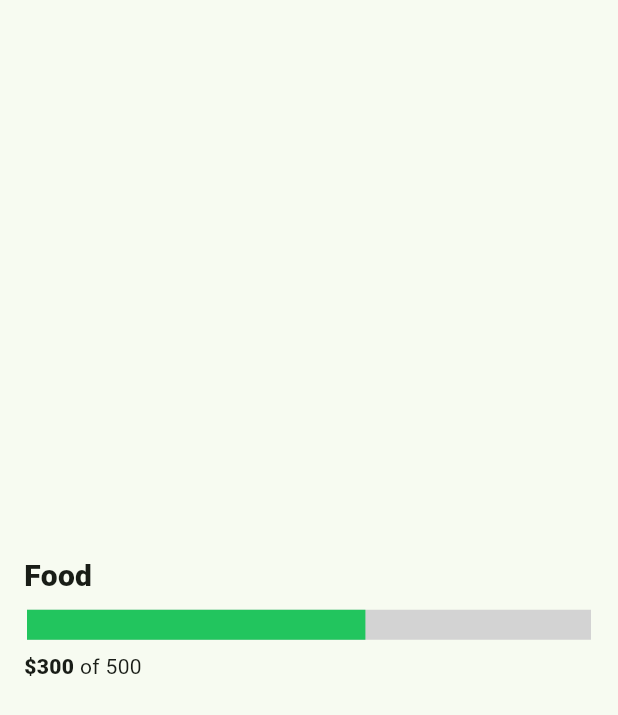
After one commit to WSU-4110/budgie, a Flutter app: the HorProgressBar screen opened directly, on a phone screen of 412 x 824 dp. The commit adds this screen. Shown: the top 715 px of the screen. Run offline on Flutter 3.47's test engine with Material 2 defaults, Android fonts, the phone set to English and light mode, and no system bars; drawn by our look-alikes of percent_indicator.

Commit message:
Horizontal progress bar implimentation (#25)
* Added horizontal progress bar to track categories of budget

* Attempting to add text above bar

* Added category title and budget amount (template)

* Made progress bar and text dynamic

* Fixed several formatting elements to make it look closer to the product design

* Minor changes

* Made the progress amount bold, matching parity of figma design

* Finished progress bar implimentation

* Fixed the dependencies

```diff
--- /dev/null
+++ b/lib/budgetCategoryPrice.dart
@@ -0,0 +1,6 @@
+import 'package:flutter/material.dart';
+
+class BudgetCategoryPrice {
+  int currentCategoryPrice = 0;
+  int totalCategoryPrice = 0;
+}
--- /dev/null
+++ b/lib/horProgressBar.dart
@@ -0,0 +1,66 @@
+import 'package:flutter/material.dart';
+import 'package:percent_indicator/linear_percent_indicator.dart';
+
+String category = 'Food';
+String progressAmt = '300';
+String totalProgress = '500';
+
+// Calculates LinearPercentIndicator.percent
+double percentHelper(String dividend, String divisor) {
+  // Some text here
+  var intDividend = double.parse(dividend);
+  var intDivisor = double.parse(divisor);
+
+  return intDividend / intDivisor;
+}
+
+class HorProgressBar extends StatefulWidget {
+  const HorProgressBar({Key? key}) : super(key: key);
+
+  @override
+  _HorProgressBar createState() => _HorProgressBar();
+}
+
+class _HorProgressBar extends State<HorProgressBar> {
+  @override
+  Widget build(BuildContext context) {
+    return Scaffold(
+        body: Center(
+            child: Container(
+                margin: const EdgeInsets.all(8.0),
+                child: Column(
+                  mainAxisSize: MainAxisSize.min,
+                  mainAxisAlignment: MainAxisAlignment.center,
+                  children: [
+                    Align(
+                      alignment: Alignment.centerLeft,
+                      child: Padding(
+                          padding: const EdgeInsets.all(8),
+                          child: Text(category,
+                              style: const TextStyle(
+                                  fontWeight: FontWeight.w800, fontSize: 20))),
+                    ),
+                    LinearPercentIndicator(
+                      animateFromLastPercent: true,
+                      lineHeight: 20,
+                      percent: percentHelper(progressAmt, totalProgress),
+                      progressColor: const Color.fromRGBO(34, 197, 94, 1),
+                      backgroundColor: const Color.fromRGBO(211, 211, 211, 1),
+                    ),
+                    Align(
+                      alignment: Alignment.centerLeft,
+                      child: Padding(
+                          padding: const EdgeInsets.all(8.0),
+                          child: Row(
+                            children: [
+                              Text('\$$progressAmt',
+                                  style: const TextStyle(
+                                      fontWeight: FontWeight.w800)),
+                              Text(' of $totalProgress'),
+                            ],
+                          )),
+                    )
+                  ],
+                ))));
+  }
+}
--- a/pubspec.yaml
+++ b/pubspec.yaml
@@ -35,6 +35,7 @@ dependencies:
   # The following adds the Cupertino Icons font to your application.
   # Use with the CupertinoIcons class for iOS style icons.
   cupertino_icons: ^1.0.2
+  percent_indicator: ^4.2.2
 
 dev_dependencies:
   flutter_test:
```
Also changed, not shown: lib/main.dart (+17 -36 lines), pubspec.lock, 1 other file.
